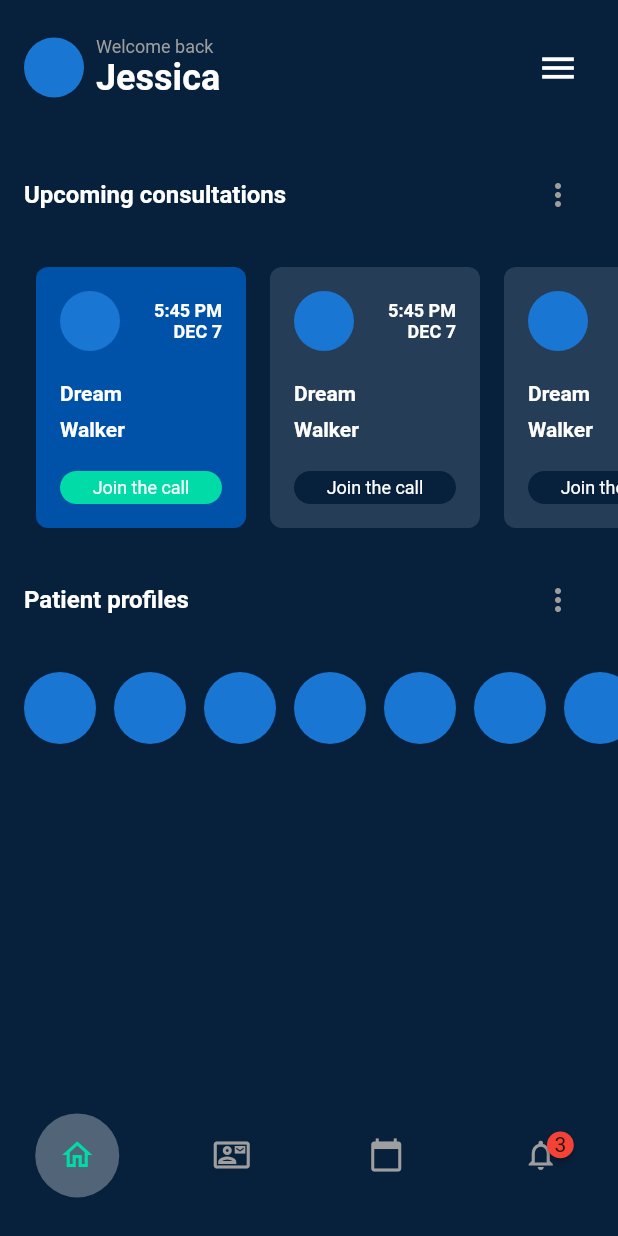
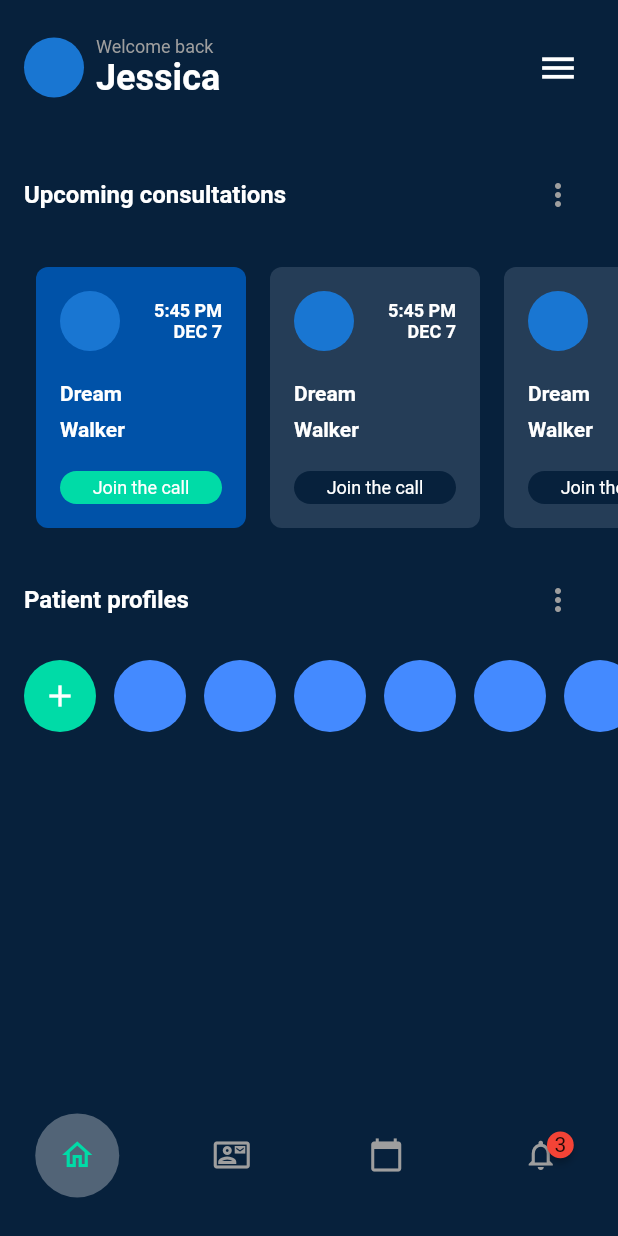
Before and after one commit to JAICHANGPARK/flutter_notebook_17th_story, a Flutter app: the MedicalMainPage screen opened directly, on a phone screen of 412 x 824 dp. Run offline on Flutter 3.47's test engine with Material 2 defaults, Android fonts, the phone set to English and light mode, and no system bars; drawn by our look-alikes of badges; our stand-ins replace cached_network_image, fl_chart, flutter_riverpod, freezed_annotation, ionicons, percent_indicator; network calls fail.

Commit message:
Update medical_main_page.dart

```diff
--- a/lib/ep1032_medical_app/src/medical_main_page.dart
+++ b/lib/ep1032_medical_app/src/medical_main_page.dart
@@ -190,19 +190,24 @@ class MedicalMainPage extends StatelessWidget {
                         ),
                       ],
                     ),
-
                   ),
-
                   Padding(
                     padding: const EdgeInsets.only(left: 16),
                     child: SizedBox(
-                      height: 64,
+                      height: 48,
                       child: ListView.builder(
                         itemBuilder: (context, index) {
                           return Padding(
                             padding: const EdgeInsets.only(right: 12),
                             child: CircleAvatar(
                               radius: 24,
+                              backgroundColor: index == 0 ? const Color.fromRGBO(0, 219, 167, 1) : Colors.blueAccent,
+                              child: index == 0
+                                  ? const Icon(
+                                      Icons.add,
+                                      color: Colors.white,
+                                    )
+                                  : Container(),
                             ),
                           );
                         },
```
